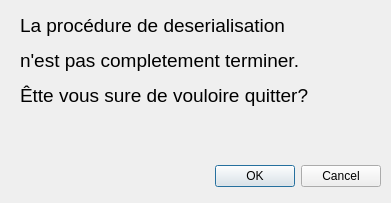
Above: interface/enclos/quitter_sans_terminer_enclos_interface.ui from jackpotchap/PROJET-FINAL before the change. Below: the same form after it.
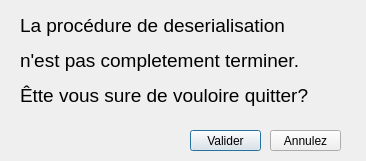
That is the form after the change.

Commit message: initialiation partielle du designe des window

The edit to the form file:
```diff
--- a/interface/enclos/quitter_sans_terminer_enclos_interface.ui
+++ b/interface/enclos/quitter_sans_terminer_enclos_interface.ui
@@ -6,30 +6,14 @@
    <rect>
     <x>0</x>
     <y>0</y>
-    <width>391</width>
-    <height>203</height>
+    <width>366</width>
+    <height>161</height>
    </rect>
   </property>
   <property name="windowTitle">
    <string>Dialog</string>
   </property>
-  <widget class="QDialogButtonBox" name="buttonBox_quitter_enclos">
-   <property name="geometry">
-    <rect>
-     <x>40</x>
-     <y>160</y>
-     <width>341</width>
-     <height>32</height>
-    </rect>
-   </property>
-   <property name="orientation">
-    <enum>Qt::Horizontal</enum>
-   </property>
-   <property name="standardButtons">
-    <set>QDialogButtonBox::Cancel|QDialogButtonBox::Ok</set>
-   </property>
-  </widget>
-  <widget class="QLabel" name="label_id_crea_enclo">
+  <widget class="QLabel" name="label_message_veut_Q_pop_up_enclos">
    <property name="geometry">
     <rect>
      <x>20</x>
@@ -47,6 +31,32 @@
     <string>&lt;html&gt;&lt;head/&gt;&lt;body&gt;&lt;p&gt;La procédure de deserialisation &lt;/p&gt;&lt;p&gt;n'est pas completement terminer. &lt;/p&gt;&lt;p&gt;Êtte vous sure de vouloire quitter?&lt;/p&gt;&lt;/body&gt;&lt;/html&gt;</string>
    </property>
   </widget>
+  <widget class="QPushButton" name="pushButton_veut_Q_pop_up_enclos">
+   <property name="geometry">
+    <rect>
+     <x>190</x>
+     <y>130</y>
+     <width>71</width>
+     <height>21</height>
+    </rect>
+   </property>
+   <property name="text">
+    <string>Valider</string>
+   </property>
+  </widget>
+  <widget class="QPushButton" name="pushButton_veut_pas_Q_pop_up_enclos">
+   <property name="geometry">
+    <rect>
+     <x>270</x>
+     <y>130</y>
+     <width>71</width>
+     <height>21</height>
+    </rect>
+   </property>
+   <property name="text">
+    <string>Annulez</string>
+   </property>
+  </widget>
  </widget>
  <resources/>
  <connections>
```
Left out of the diff: 35 changed lines with no effect on the pictures. The commit also changes 5 other files.
